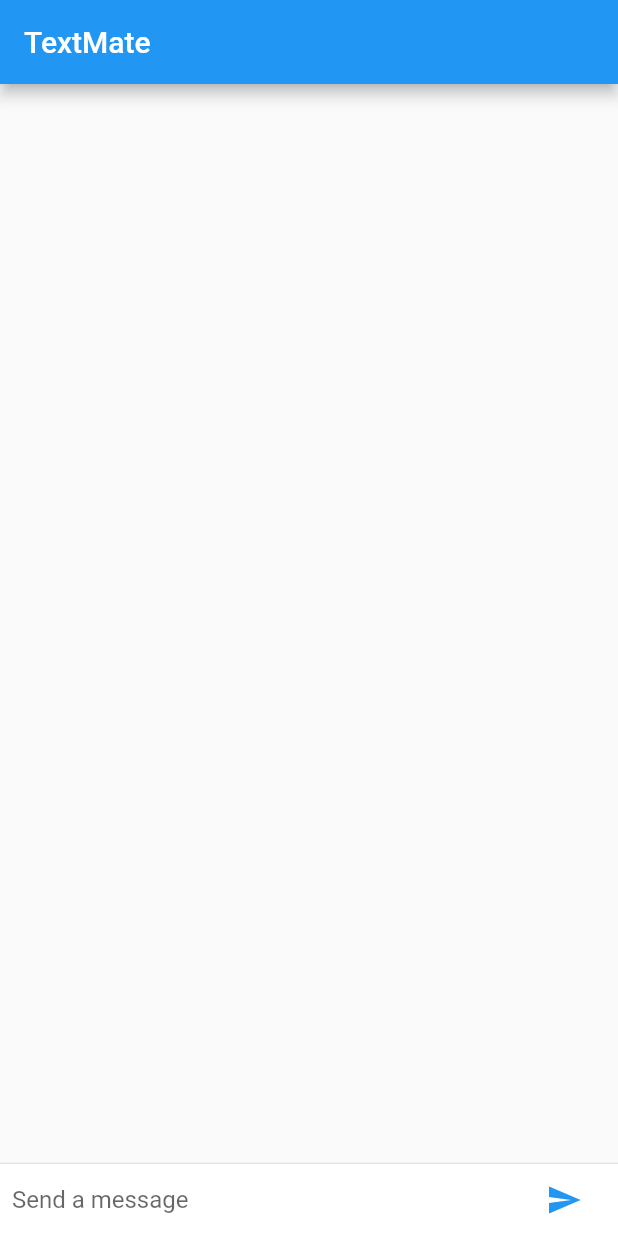
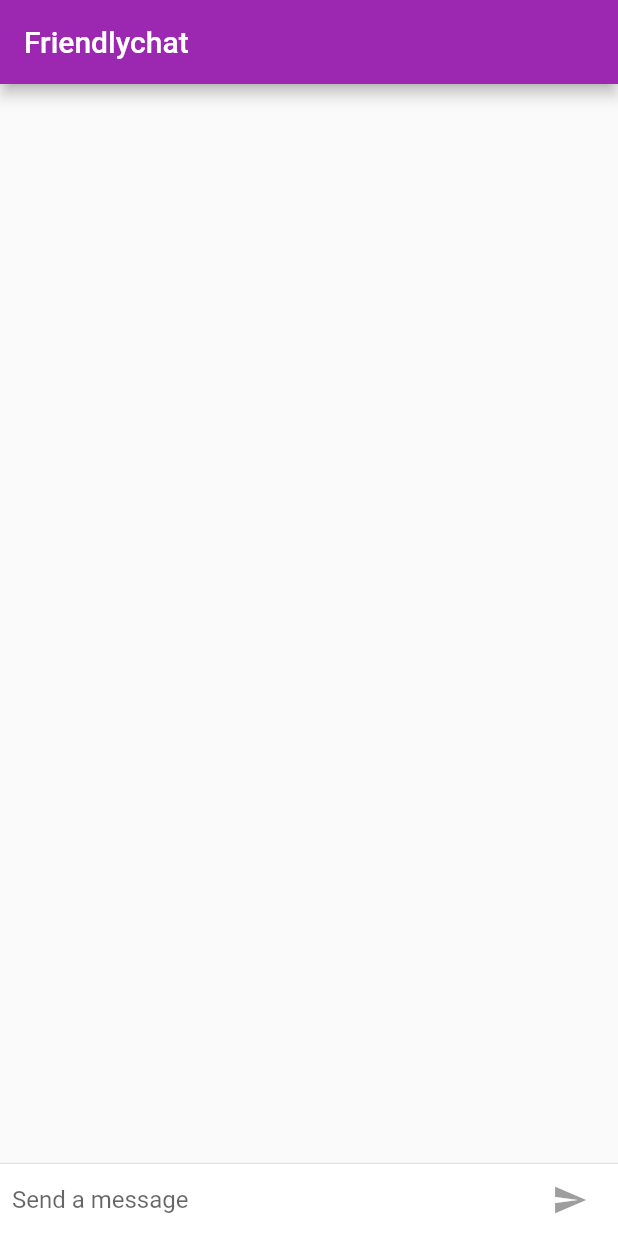
Before and after one commit to rampency/TextMate, a Flutter app: the screen it shows after launch, on a phone screen of 412 x 824 dp. Run offline on Flutter 3.47's test engine with Material 2 defaults, Android fonts, the phone set to English and light mode, and no system bars.

Commit message:
Ios or Android specfic UI buttons

```diff
--- a/lib/main.dart
+++ b/lib/main.dart
@@ -1,4 +1,8 @@
 import 'package:flutter/material.dart';
+import 'package:flutter/foundation.dart';
+import 'package:flutter/cupertino.dart';
+
+
 const String _name = "vijay";
 
 void main() {
@@ -10,6 +14,9 @@ class TextMateApp extends StatelessWidget {
   Widget build(BuildContext context) {
     return new MaterialApp(
       title: "TextMate",
+      theme: defaultTargetPlatform == TargetPlatform.iOS
+          ? kIOSTheme
+          : kDefaultTheme,
       home: new ChatScreen(),
     );
   }
@@ -21,14 +28,21 @@ class ChatScreen extends StatefulWidget {
 }
 
 class ChatScreenState extends State<ChatScreen> with TickerProviderStateMixin {
+  bool _isComposing = false;
+
   final List<ChatMessage> _messages = <ChatMessage>[];
   final TextEditingController _textController = new TextEditingController();
 
   @override
   Widget build(BuildContext context) {
     return new Scaffold(
-      appBar: new AppBar(title: new Text("TextMate")),
-      body: new Column(
+        appBar: new AppBar(
+        title: new Text("Friendlychat"),
+      elevation:
+           Theme.of(context).platform == TargetPlatform.iOS ? 0.0 : 4.0,
+        ),
+    body: new Container(
+    child: new Column(
           children: <Widget>[
             new Flexible(
                 child: new ListView.builder(
@@ -48,6 +62,11 @@ class ChatScreenState extends State<ChatScreen> with TickerProviderStateMixin {
             ),
           ]
       ),
+        decoration: Theme.of(context).platform == TargetPlatform.iOS
+            ? new BoxDecoration(
+            border:
+            new Border(top: new BorderSide(color: Colors.grey[200])))
+            : null),
     );
   }
 
@@ -62,6 +81,11 @@ class ChatScreenState extends State<ChatScreen> with TickerProviderStateMixin {
               children: <Widget>[
                 new Flexible(
                   child: new TextField(
+                    onChanged: (String text)  {
+                      setState(() {
+                        _isComposing = text.length > 0;
+                      });
+                    },
                     controller: _textController,
                     onSubmitted: _handleSubmitted,
                     decoration: new InputDecoration.collapsed(
@@ -69,11 +93,20 @@ class ChatScreenState extends State<ChatScreen> with TickerProviderStateMixin {
                   ),
                 ),
                 new Container(
-                  margin: new EdgeInsets.symmetric(horizontal: 4.0),
-                  child: new IconButton(
+                  child: Theme.of(context).platform == TargetPlatform.iOS ?
+                  new CupertinoButton(
+                    child: new Text("Send"),
+                    onPressed: _isComposing
+                        ? () =>  _handleSubmitted(_textController.text)
+                        : null,) :
+                  new IconButton(
                       icon: new Icon(Icons.send),
-                      onPressed: () => _handleSubmitted(_textController.text)),
+                      onPressed: _isComposing ?
+                      () =>  _handleSubmitted(_textController.text) :
+                       null,
+
                 ),
+                )
               ]
           ),
         )
@@ -82,6 +115,9 @@ class ChatScreenState extends State<ChatScreen> with TickerProviderStateMixin {
 
   void _handleSubmitted(String text) {
     _textController.clear();
+    setState(() {
+      _isComposing = false;
+    });
     ChatMessage message = new ChatMessage(
       text: text,
       animationController: new AnimationController(
@@ -142,3 +178,14 @@ class ChatMessage extends StatelessWidget {
     );
   }
 }
+
+final ThemeData kIOSTheme = new ThemeData(
+  primarySwatch: Colors.orange,
+  primaryColor: Colors.grey[100],
+  primaryColorBrightness: Brightness.light,
+);
+
+final ThemeData kDefaultTheme = new ThemeData(
+  primarySwatch: Colors.purple,
+  accentColor: Colors.orangeAccent[400],
+);
```
